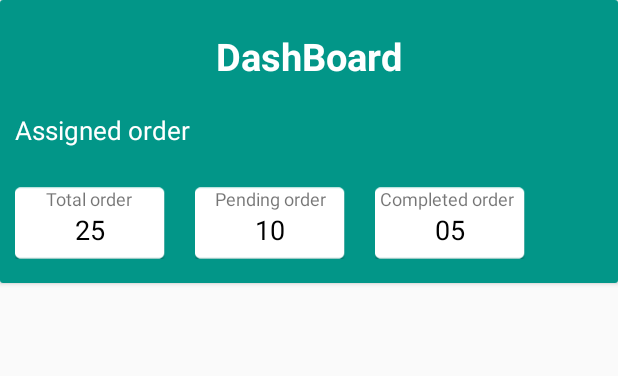
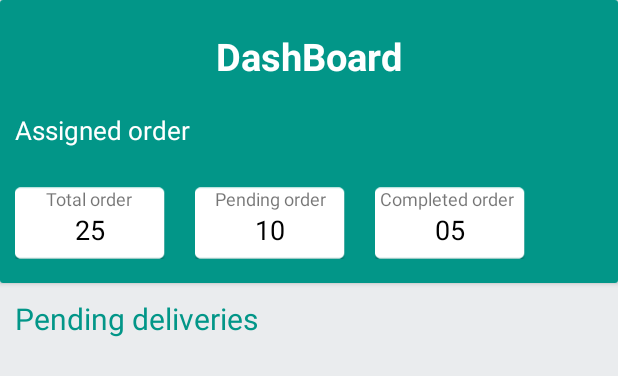
Before and after one commit to soumoq/Aribit-Project, an Android app: the layout activity_home.xml on its own in the app's theme, with its tools: preview values and no code run, on a phone screen of 412 x 824 dp. Shown: the top 376 px of the screen. Run offline under Robolectric (Android 15) with nearby library versions, the phone set to English and light mode, and no system bars.

Commit message:
end Homepage

```diff
--- a/app/src/main/java/com/example/arobitproject/HomeActivity.java
+++ b/app/src/main/java/com/example/arobitproject/HomeActivity.java
@@ -17,7 +17,7 @@ public class HomeActivity extends AppCompatActivity {
         getSupportActionBar().hide(); //hide the title bar
         setContentView(R.layout.activity_home);
 
-        String name[]={"Ujjwal maity","Indroneel Mondol"};
+        String name[]={"Ujjwal maity","Indroneel Mondol","Indroneel Mondol"};
         listView = findViewById(R.id.list_view);
         DashBordListView adopter = new DashBordListView(this,name);
         listView.setAdapter(adopter);
--- a/app/src/main/res/layout/activity_home.xml
+++ b/app/src/main/res/layout/activity_home.xml
@@ -3,6 +3,7 @@
     xmlns:app="http://schemas.android.com/apk/res-auto"
     xmlns:tools="http://schemas.android.com/tools"
     android:layout_width="match_parent"
+    android:background="#EAECEE"
     android:layout_height="match_parent"
     tools:context=".HomeActivity">
 
@@ -130,12 +131,21 @@
     </androidx.cardview.widget.CardView>
 
     <TextView
+        android:id="@+id/pending_deliveries"
+        android:layout_marginLeft="10dp"
+        android:textSize="20dp"
+        android:layout_marginTop="10dp"
         android:layout_width="wrap_content"
-        android:layout_height="wrap_content"/>
+        android:layout_height="wrap_content"
+        android:text="Pending deliveries"
+        android:textColor="#029688"
+        android:layout_below="@+id/card_view"/>
 
     <ListView
         android:layout_width="match_parent"
-        android:layout_below="@+id/card_view"
+        android:divider="@null"
+        android:layout_marginTop="10dp"
+        android:layout_below="@+id/pending_deliveries"
         android:layout_height="match_parent"
         android:id="@+id/list_view"/>
 
--- a/app/src/main/res/values/styles.xml
+++ b/app/src/main/res/values/styles.xml
@@ -3,7 +3,7 @@
     <style name="AppTheme" parent="Theme.AppCompat.Light.DarkActionBar">
         <!-- Customize your theme here. -->
         <item name="colorPrimary">@color/colorPrimary</item>
-        <item name="colorPrimaryDark">#D7DBDD</item>
+        <item name="colorPrimaryDark">#029688</item>
         <item name="colorAccent">#D7DBDD</item>
     </style>
 
```
